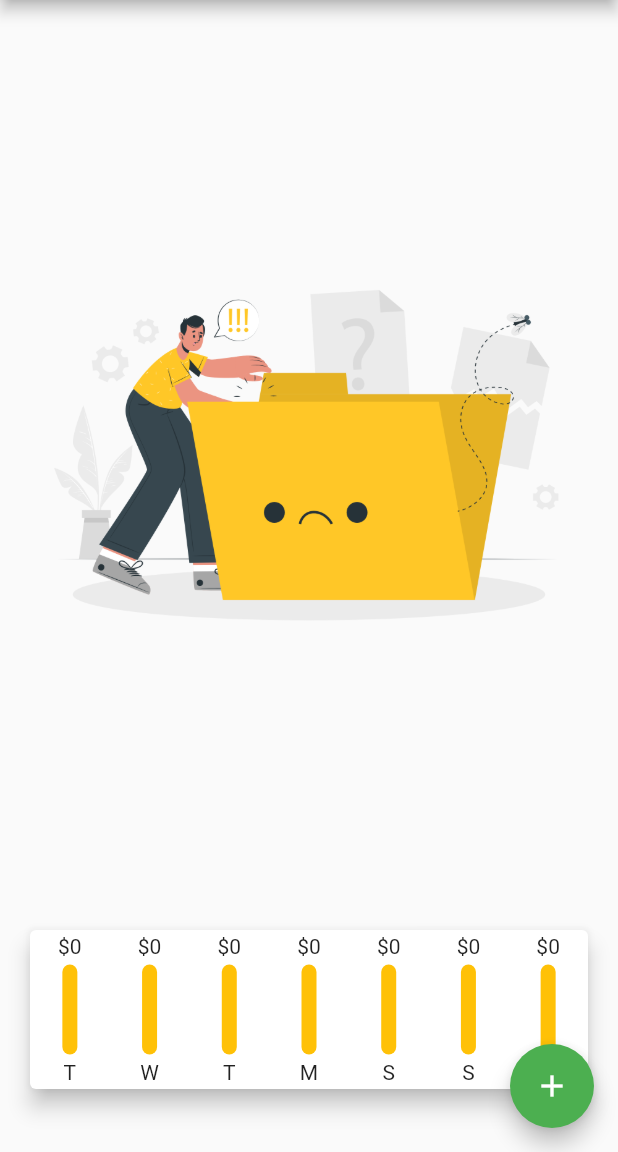
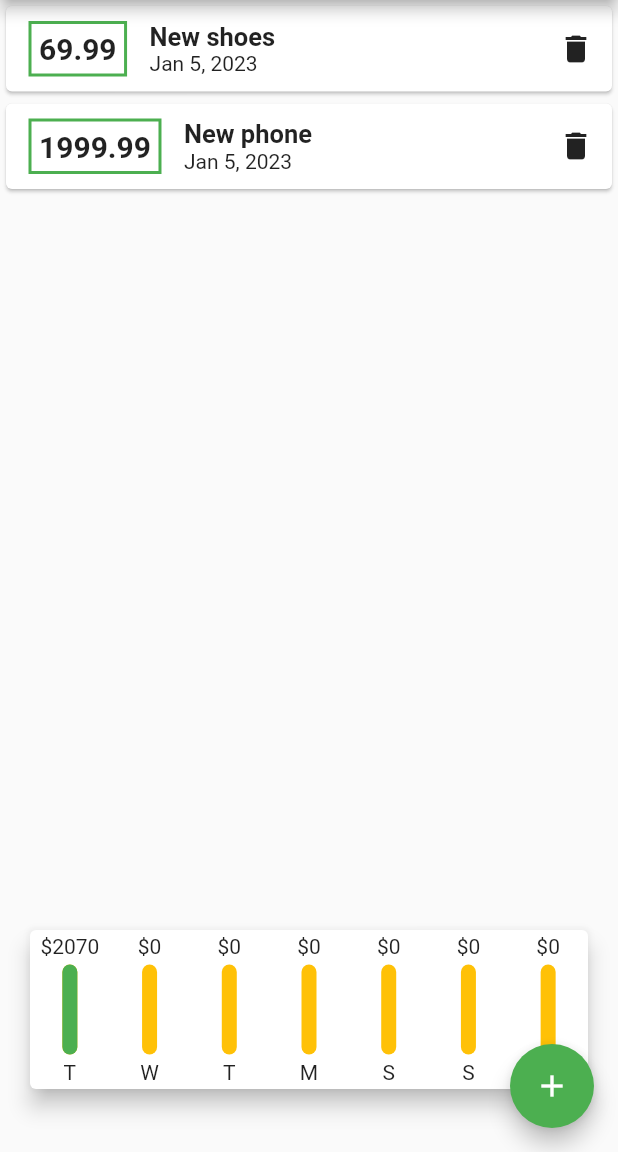
Before and after one commit to AlessandroDodi/personal_expenses_flutter_app, a Flutter app: the screen it shows after launch, on a phone screen of 412 x 824 dp, the part 84-1236 px from its top. Run offline on Flutter 3.47's test engine with Material 2 defaults, Android fonts, the phone set to English and light mode, and no system bars; Roboto replaces fonts that are missing (GothicA1).

Commit message:
Add remove button

```diff
--- a/lib/main.dart
+++ b/lib/main.dart
@@ -30,10 +30,10 @@ class MyHomePage extends StatefulWidget {
 
 class _MyHomePageState extends State<MyHomePage> {
   final List<Transaction> _userTransaction = [
-    // Transaction(
-    //     id: 't1', title: 'New shoes', amount: 69.99, date: DateTime.now()),
-    // Transaction(
-    //     id: 't2', title: 'New phone', amount: 1999.99, date: DateTime.now())
+    Transaction(
+        id: 't1', title: 'New shoes', amount: 69.99, date: DateTime.now()),
+    Transaction(
+        id: 't2', title: 'New phone', amount: 1999.99, date: DateTime.now())
   ];
   List<Transaction> get _recentTransactions {
     return _userTransaction.where((tx) {
@@ -45,11 +45,11 @@ class _MyHomePageState extends State<MyHomePage> {
     }).toList();
   }
 
-  void _addNewTransaction(String title, double amount) {
+  void _addNewTransaction(String title, double amount, DateTime date) {
     final nexTx = Transaction(
         title: title,
         amount: amount,
-        date: DateTime.now(),
+        date: date,
         id: DateTime.now().toString());
     setState(() {
       _userTransaction.add(nexTx);
@@ -62,6 +62,12 @@ class _MyHomePageState extends State<MyHomePage> {
         builder: (bCtx) {
           return NewTransaction(_addNewTransaction);
         });
+  }
+
+  void _deleteTransactions(String id) {
+    setState(() {
+      _userTransaction.removeWhere((element) => element.id == id);
+    });
   }
 
   @override
@@ -79,7 +85,7 @@ class _MyHomePageState extends State<MyHomePage> {
       body: SingleChildScrollView(
           child: Column(
         children: [
-          TransactionList(_userTransaction),
+          TransactionList(_userTransaction, _deleteTransactions),
           Chart(_recentTransactions)
         ],
       )),
--- a/lib/widgets/new_transaction.dart
+++ b/lib/widgets/new_transaction.dart
@@ -20,7 +20,7 @@ class _NewTransactionState extends State<NewTransaction> {
     if (enteredTitle.isEmpty || enteredAmount <= 0 || _selectedDate == null)
       return;
 
-    widget.buttonHandler(enteredTitle, enteredAmount);
+    widget.buttonHandler(enteredTitle, enteredAmount, _selectedDate);
     Navigator.of(context).pop();
   }
 
--- a/lib/widgets/transaction_list.dart
+++ b/lib/widgets/transaction_list.dart
@@ -4,7 +4,9 @@ import 'package:intl/intl.dart';
 
 class TransactionList extends StatelessWidget {
   final List<Transaction> transactions;
-  TransactionList(this.transactions);
+  final Function deleteTx;
+
+  TransactionList(this.transactions, this.deleteTx);
 
   @override
   Widget build(BuildContext context) {
@@ -18,7 +20,8 @@ class TransactionList extends StatelessWidget {
           : ListView.builder(
               itemBuilder: (context, index) {
                 return Card(
-                    child: Row(children: [
+                  child: Row(
+                    children: [
                       Container(
                           margin: const EdgeInsets.symmetric(
                               vertical: 10, horizontal: 15),
@@ -35,7 +38,8 @@ class TransactionList extends StatelessWidget {
                               fontSize: 20,
                             ),
                           )),
-                  Column(
+                      Expanded(
+                        child: Column(
                           crossAxisAlignment: CrossAxisAlignment.start,
                           children: [
                             Text(
@@ -44,11 +48,18 @@ class TransactionList extends StatelessWidget {
                                   fontSize: 17, fontWeight: FontWeight.bold),
                             ),
                             Text(
-                        DateFormat.yMMMd().format(transactions[index].date),
+                              DateFormat.yMMMd()
+                                  .format(transactions[index].date),
                             ),
                           ],
-                  )
-                ]));
+                        ),
+                      ),
+                      IconButton(
+                          onPressed: () => deleteTx(transactions[index].id),
+                          icon: Icon(Icons.delete))
+                    ],
+                  ),
+                );
               },
               itemCount: transactions.length,
             ),
```
Lines whose indentation alone changed are shown as unchanged.
